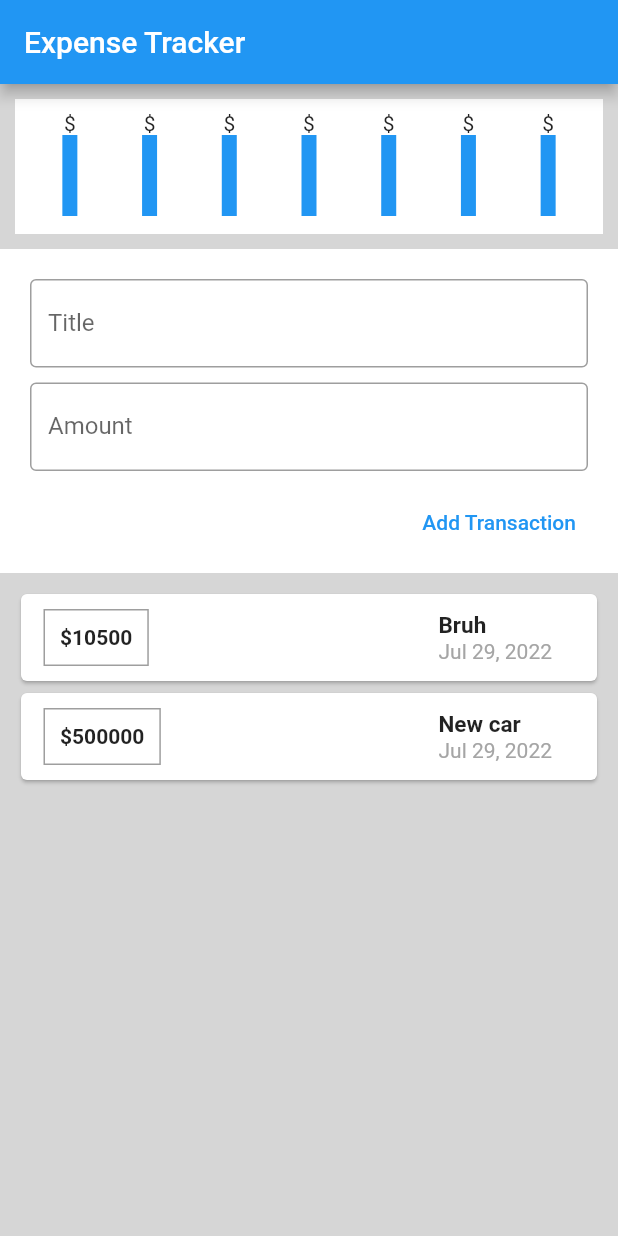
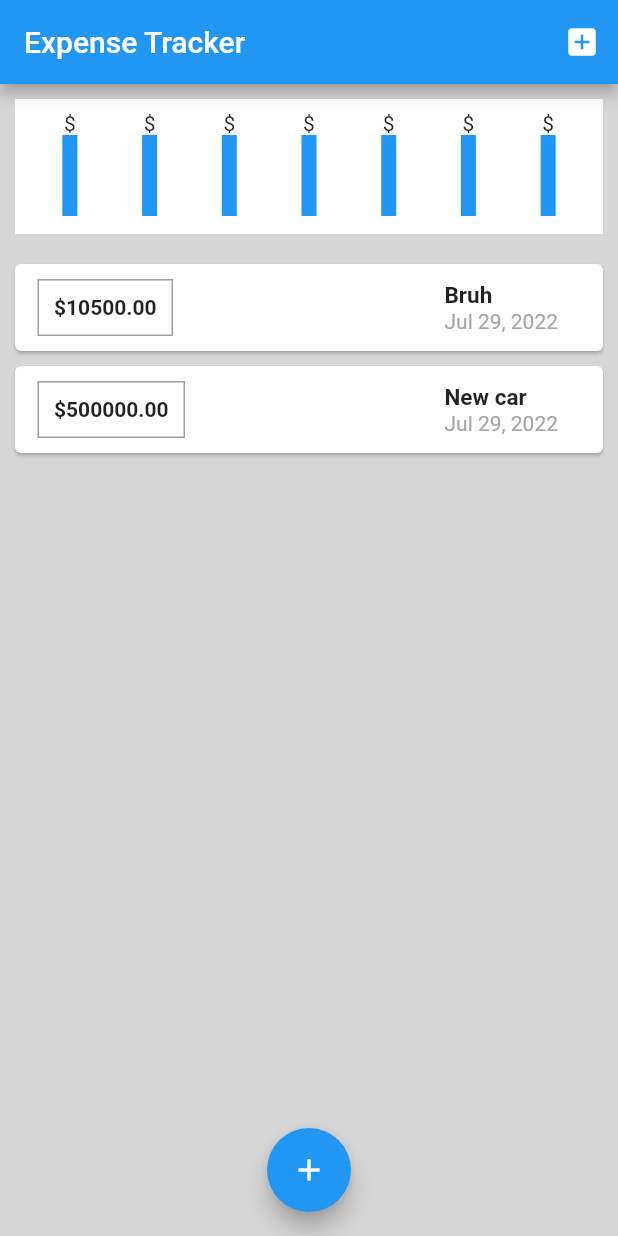
Before and after one commit to naufaladikbds/expense_tracker, a Flutter app: the screen it shows after launch, on a phone screen of 412 x 824 dp. Run offline on Flutter 3.47's test engine with Material 2 defaults, Android fonts, the phone set to English and light mode, and no system bars.

Commit message:
Improve UX & UI by encapsulating expense_input (can now be accessed via floating button or appbar button)

```diff
--- a/lib/expense_list.dart
+++ b/lib/expense_list.dart
@@ -15,12 +15,16 @@ class ExpenseList extends StatelessWidget {
     return Expanded(
       flex: 1,
       child: Container(
-        padding: EdgeInsets.all(10),
         color: Color.fromARGB(255, 214, 214, 214),
         child: ListView.builder(
           itemCount: expenseList.length,
           itemBuilder: (ctx, i) => Card(
-            child: Padding(
+            margin: EdgeInsets.only(
+              top: 10,
+              right: 10,
+              left: 10,
+            ),
+            child: Container(
               padding: const EdgeInsets.only(
                   top: 10, bottom: 10, left: 15, right: 30),
               child: Row(
@@ -35,7 +39,7 @@ class ExpenseList extends StatelessWidget {
                       ),
                     ),
                     child: Text(
-                      "\$${expenseList[i].amount.toInt().toString()}",
+                      "\$${expenseList[i].amount.toStringAsFixed(2)}",
                       style: TextStyle(
                         fontWeight: FontWeight.bold,
                       ),
--- a/lib/expense_list_and_input.dart
+++ /dev/null
@@ -1,47 +0,0 @@
-import 'package:expense_tracker/expense.dart';
-import 'package:expense_tracker/expense_input.dart';
-import 'package:expense_tracker/expense_list.dart';
-import 'package:flutter/cupertino.dart';
-import 'package:flutter/src/foundation/key.dart';
-import 'package:flutter/src/widgets/framework.dart';
-
-class ExpenseListAndInput extends StatefulWidget {
-  @override
-  State<ExpenseListAndInput> createState() => _ExpenseListAndInputState();
-}
-
-class _ExpenseListAndInputState extends State<ExpenseListAndInput> {
-  final List<Expense> expenseList = [
-    Expense(
-      id: "01",
-      title: "Bruh",
-      amount: 10500,
-      date: DateTime.now(),
-    ),
-    Expense(
-      id: "02",
-      title: "New car",
-      amount: 500000,
-      date: DateTime.now(),
-    ),
-  ];
-
-  void addNewExpense(Expense expense) {
-    setState(() {
-      expenseList.add(expense);
-      print(expenseList[0].amount);
-    });
-  }
-
-  @override
-  Widget build(BuildContext context) {
-    return Expanded(
-      child: Column(
-        children: [
-          ExpenseInput(addNewExpense),
-          ExpenseList(expenseList),
-        ],
-      ),
-    );
-  }
-}
--- a/lib/main.dart
+++ b/lib/main.dart
@@ -1,10 +1,7 @@
-import 'dart:math';
-
 import 'package:expense_tracker/expense.dart';
 import 'package:expense_tracker/expense_chart.dart';
 import 'package:expense_tracker/expense_input.dart';
 import 'package:expense_tracker/expense_list.dart';
-import 'package:expense_tracker/expense_list_and_input.dart';
 import "package:flutter/material.dart";
 
 void main(List<String> args) {
@@ -14,16 +11,67 @@ void main(List<String> args) {
 class MyApp extends StatelessWidget {
   @override
   Widget build(BuildContext context) {
-    return MaterialApp(title: "Expense Tracker", home: MainScreen());
+    return MaterialApp(
+      debugShowCheckedModeBanner: false,
+      title: "Expense Tracker",
+      home: MainScreen(),
+    );
   }
 }
 
-class MainScreen extends StatelessWidget {
+class MainScreen extends StatefulWidget {
+  @override
+  State<MainScreen> createState() => _MainScreenState();
+}
+
+class _MainScreenState extends State<MainScreen> {
+  final List<Expense> expenseList = [
+    Expense(
+      id: "01",
+      title: "Bruh",
+      amount: 10500,
+      date: DateTime.now(),
+    ),
+    Expense(
+      id: "02",
+      title: "New car",
+      amount: 500000,
+      date: DateTime.now(),
+    ),
+  ];
+
+  void addNewExpense(Expense expense) {
+    setState(() {
+      expenseList.add(expense);
+      print(expenseList[0].amount);
+    });
+  }
+
+  void startAddNewExpense(BuildContext ctx) {
+    showModalBottomSheet(
+        context: ctx,
+        builder: (bCtx) {
+          return GestureDetector(
+            onTap: () {},
+            behavior: HitTestBehavior.opaque,
+            child: ExpenseInput(addNewExpense),
+          );
+        });
+  }
+
   @override
   Widget build(BuildContext context) {
     print("MAIN IS CALLED AGAIN");
     return Scaffold(
       appBar: AppBar(
+        actions: [
+          IconButton(
+            onPressed: () {
+              startAddNewExpense(context);
+            },
+            icon: Icon(Icons.add_box),
+          ),
+        ],
         title: Text(
           "Expense Tracker",
         ),
@@ -33,9 +81,16 @@ class MainScreen extends StatelessWidget {
         child: Column(
           children: [
             ExpenseChart(),
-            ExpenseListAndInput(),
+            ExpenseList(expenseList),
           ],
         ),
+      ),
+      floatingActionButtonLocation: FloatingActionButtonLocation.centerFloat,
+      floatingActionButton: FloatingActionButton(
+        onPressed: () {
+          startAddNewExpense(context);
+        },
+        child: Icon(Icons.add),
       ),
     );
   }
```
Also changed, not shown: lib/expense_input.dart (+20 -20 lines).
